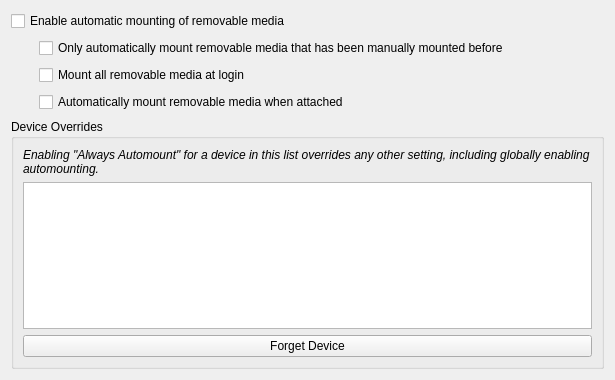
Before: the Qt Designer form solid-device-automounter/kcm/DeviceAutomounterKCM.ui in KDE/kde-runtime, drawn with Qt 5.
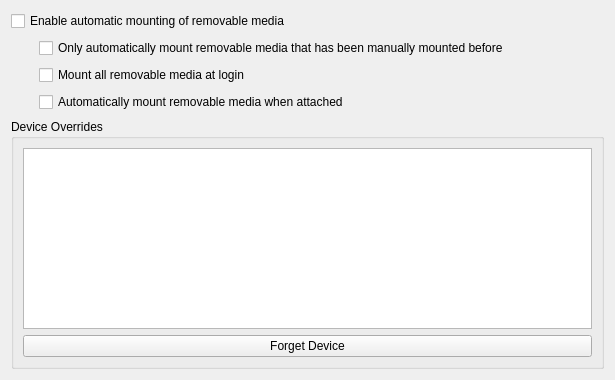
After: the same form once the commit is applied.

Commit message:
Made the device overrides make more sense.
There is no longer a concept of a setting that can override the global on/off
setting. Instead, you can set per-device overrides of on-login or on-attach
actions.

A few bugs in the model were fixed with layoutChanged() not getting emitted.

What changed in the file:
```diff
--- a/solid-device-automounter/kcm/DeviceAutomounterKCM.ui
+++ b/solid-device-automounter/kcm/DeviceAutomounterKCM.ui
@@ -78,21 +78,6 @@
       <string>Device Overrides</string>
      </property>
      <layout class="QVBoxLayout" name="verticalLayout_2">
-      <item>
-       <widget class="QLabel" name="label">
-        <property name="font">
-         <font>
-          <italic>true</italic>
-         </font>
-        </property>
-        <property name="text">
-         <string>Enabling &quot;Always Automount&quot; for a device in this list overrides any other setting, including globally enabling automounting.</string>
-        </property>
-        <property name="wordWrap">
-         <bool>true</bool>
-        </property>
-       </widget>
-      </item>
       <item>
        <widget class="QTreeView" name="deviceView">
         <property name="editTriggers">
```
The commit also changes 5 other files.
